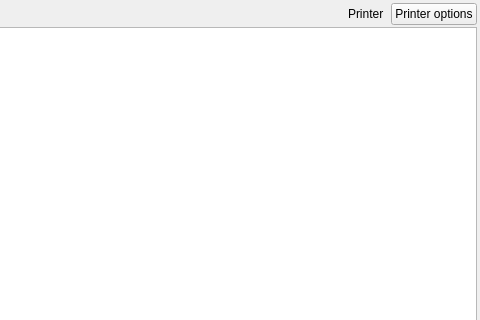
First picture: the form in quickevent/app/plugins/qml/Receipts/src/receiptswidget.ui, repository Quick-Event/quickbox, before the edit; both pictures show x 417 to 897 and y 0 to 320 of the 897 by 612 pixel window.
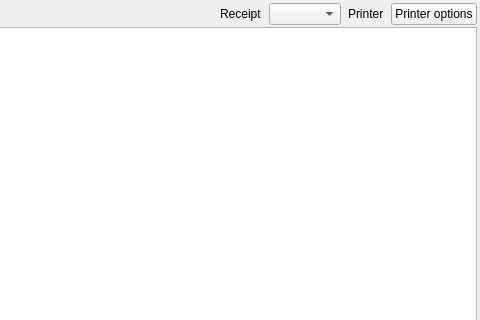
Second picture: the form after the edit. Custom widgets are drawn as their Qt base class.

Commit message: QE: Receipt selector

What changed in the file:
```diff
--- a/quickevent/app/plugins/qml/Receipts/src/receiptswidget.ui
+++ b/quickevent/app/plugins/qml/Receipts/src/receiptswidget.ui
@@ -71,6 +71,16 @@
        </property>
       </spacer>
      </item>
+     <item>
+      <widget class="QLabel" name="label_2">
+       <property name="text">
+        <string>Receipt</string>
+       </property>
+      </widget>
+     </item>
+     <item>
+      <widget class="QComboBox" name="lstReceipt"/>
+     </item>
      <item>
       <widget class="QLabel" name="label">
        <property name="text">
```
The commit also changes 9 other files.
